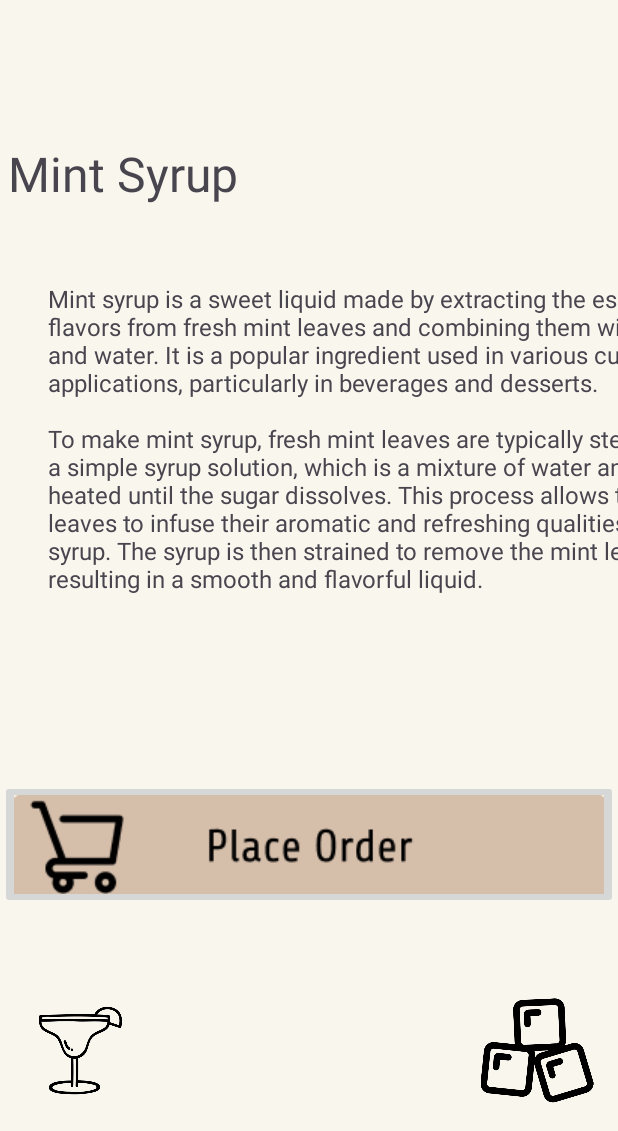
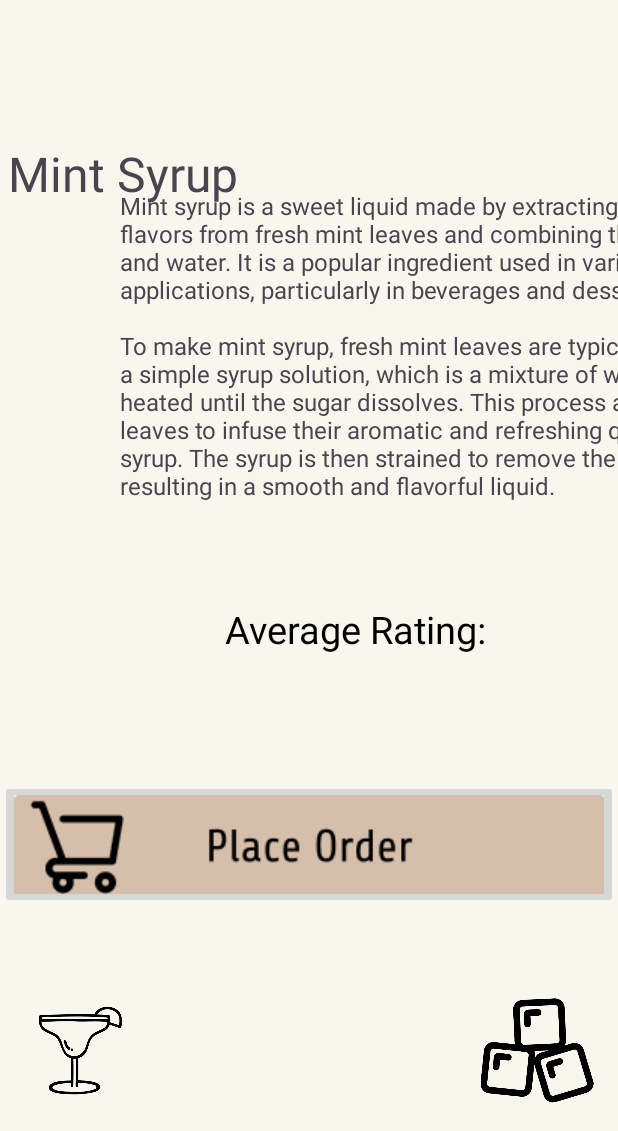
Before and after one commit to JoeyKraemer/drinkMaster, an Android app built with Jetpack Compose: the screen it shows after launch (MainActivity), on a phone screen of 412 x 824 dp, the part 105-1236 px from its top. Run offline under Robolectric (Android 15) with nearby library versions, the phone set to English and light mode, and no system bars; libraries missing offline, so code that uses them is left out: com.example; network calls fail; 1 statement that could not run was skipped.

Commit message:
ADD now it saves the ratings into a database for each drink
- now the code will save the ratings for every drink and display them
- now the button can be pressed only one both for cancel and submit the ratings

```diff
--- a/app/src/main/res/layout/activity_main.xml
+++ b/app/src/main/res/layout/activity_main.xml
@@ -29,7 +29,8 @@
         android:text="Drink Master"
         android:textAlignment="center"
         android:textColor="@color/white"
-        android:textSize="48sp" />
+        android:textSize="48sp"
+        tools:ignore="MissingConstraints" />
 
     <ImageView
         android:id="@+id/mint"
--- a/app/src/main/res/layout/recycler_view.xml
+++ b/app/src/main/res/layout/recycler_view.xml
@@ -16,13 +16,13 @@
             android:id="@+id/recyclerViewText"
             android:layout_width="474dp"
             android:layout_height="386dp"
-            android:layout_marginStart="32dp"
+            android:layout_marginStart="80dp"
             android:text="Lorem ipsum dolor sit amet, consectetur adipiscing elit, sed do eiusmod tempor incididunt ut labore et dolore magna aliqua. Ut enim ad minim veniam, quis nostrud exercitation ullamco laboris nisi ut aliquip ex ea commodo consequat. Duis aute irure dolor in reprehenderit in voluptate velit esse cillum dolore eu fugiat nulla pariatur. Excepteur sint occaecat cupidatat non proident, sunt in culpa qui officia deserunt mollit anim id est laborum.     Lorem ipsum dolor sit amet, consectetur adipiscing elit, sed do eiusmod tempor incididunt ut labore et dolore magna aliqua. Ut enim ad minim veniam, quis nostrud exercitation ullamco laboris nisi ut aliquip ex ea commodo consequat. Duis aute irure dolor in reprehenderit in voluptate velit esse cillum dolore eu fugiat nulla pariatur. Excepteur sint occaecat cupidatat non proident, sunt in culpa qui officia deserunt mollit anim id est laborum.     Lorem ipsum dolor sit amet, consectetur adipiscing elit, sed do eiusmod tempor incididunt ut labore et dolore magna aliqua. Ut enim ad minim veniam, quis nostrud exercitation ullamco laboris nisi ut aliquip ex ea commodo consequat. Duis aute irure dolor in reprehenderit in voluptate velit esse cillum dolore eu fugiat nulla pariatur. Excepteur sint occaecat cupidatat non proident, sunt in culpa qui officia deserunt mollit anim id est laborum."
             android:textSize="16dp"
             app:layout_constraintBottom_toBottomOf="parent"
             app:layout_constraintStart_toStartOf="parent"
             app:layout_constraintTop_toTopOf="parent"
-            app:layout_constraintVertical_bias="0.683" />
+            app:layout_constraintVertical_bias="0.393" />
 
         <TextView
             android:id="@+id/recylerTitle"
@@ -50,6 +50,18 @@
             app:layout_constraintTop_toTopOf="parent"
             app:srcCompat="@drawable/rum" />
 
+        <TextView
+            android:id="@+id/average_rating_view"
+            android:layout_width="wrap_content"
+            android:layout_height="wrap_content"
+            android:layout_marginStart="150dp"
+            android:layout_marginTop="-110dp"
+            android:text="Average Rating: "
+            android:textColor="@color/black"
+            android:textSize="25sp"
+            app:layout_constraintStart_toStartOf="parent"
+            app:layout_constraintTop_toBottomOf="@+id/recyclerViewText" />
+
         <ImageButton
             android:id="@+id/imageButton"
             android:layout_width="wrap_content"
@@ -59,7 +71,8 @@
             app:layout_constraintEnd_toEndOf="parent"
             app:layout_constraintHorizontal_bias="0.477"
             app:layout_constraintStart_toStartOf="parent"
-            app:srcCompat="@drawable/ordercolalemon" />
+            app:srcCompat="@drawable/ordercolalemon"
+            tools:ignore="SpeakableTextPresentCheck" />
 
     </androidx.constraintlayout.widget.ConstraintLayout>
 
```
Also changed, not shown: app/src/main/java/com/example/ProjectDrinkMaster/MainActivity.kt (+42 -4 lines).
